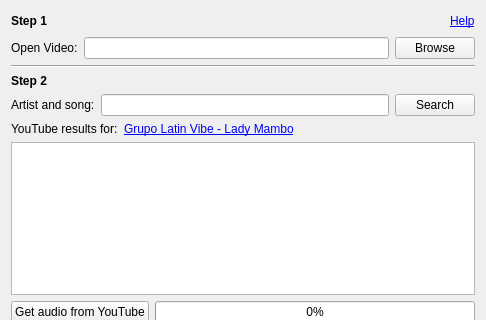
The window that soundfix.ui (harjoc/soundfix) describes before a commit, drawn with Qt 5; both pictures show x 0 to 486 and y 0 to 320 of the 486 by 570 pixel window.
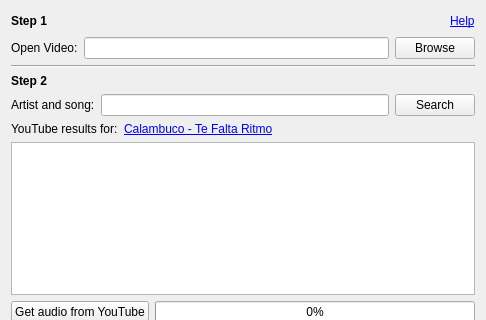
The same window after the commit.

Commit message: use calambuco; delay for midomi search

```diff
--- a/soundfix.ui
+++ b/soundfix.ui
@@ -135,7 +135,7 @@
       <item>
        <widget class="QLabel" name="songLabel">
         <property name="text">
-         <string>&lt;a href=&quot;http://patraulea.com&quot;&gt;Grupo Latin Vibe - Lady Mambo&lt;/a&gt;</string>
+         <string>&lt;a href=&quot;http://patraulea.com&quot;&gt;Calambuco - Te Falta Ritmo&lt;/a&gt;</string>
         </property>
         <property name="openExternalLinks">
          <bool>true</bool>
```
The commit also changes 1 other file.
